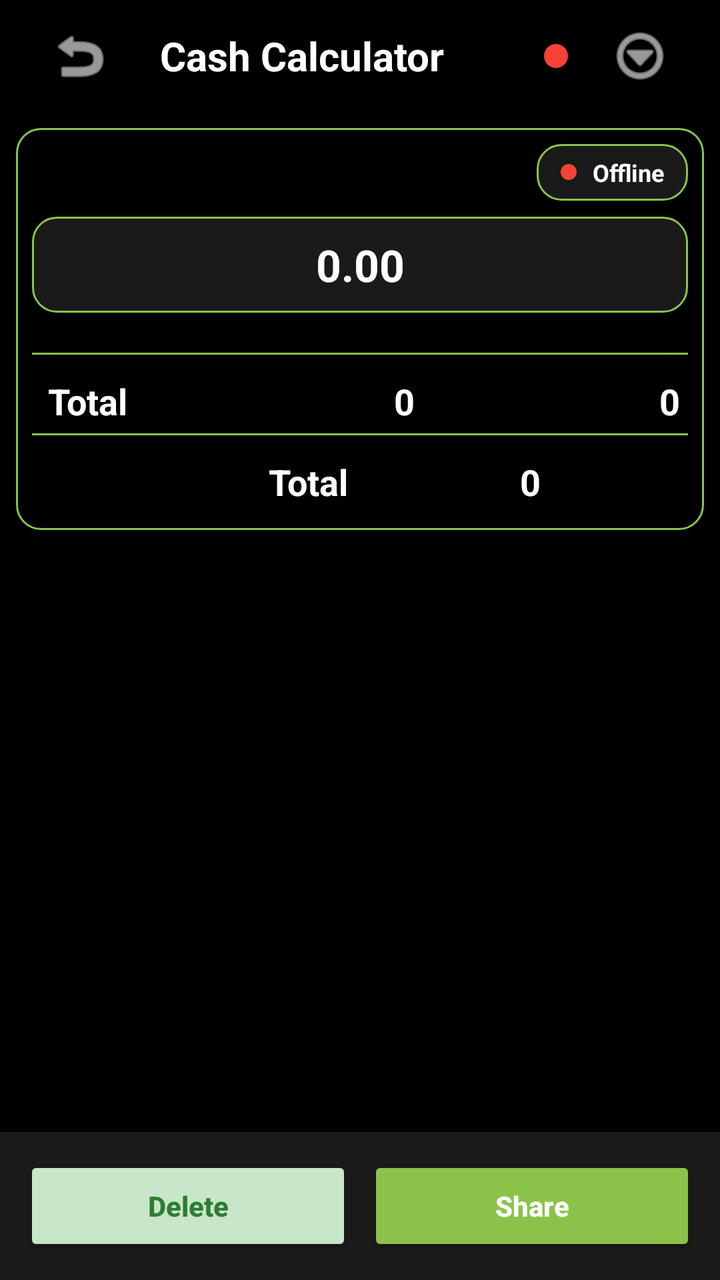
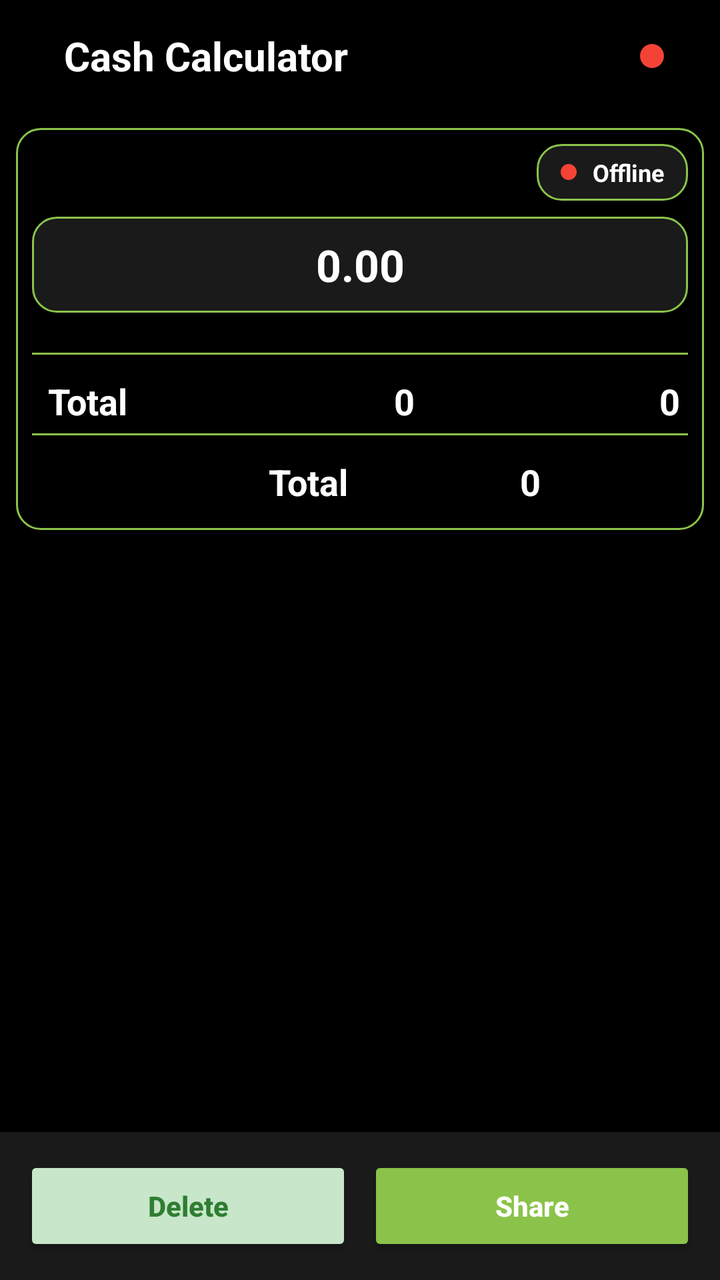

Screens rendered from an Android XML layout before and after an edit, with the pre-edit source and the edit as a unified diff.
<!-- AndroidManifest.xml: activity theme Theme.MyCalendar2026SAR -->
<!-- res/layout/activity_cash_calculator.xml -->
<?xml version="1.0" encoding="utf-8"?>
<androidx.constraintlayout.widget.ConstraintLayout xmlns:android="http://schemas.android.com/apk/res/android"
    xmlns:app="http://schemas.android.com/apk/res-auto"
    xmlns:tools="http://schemas.android.com/tools"
    android:layout_width="match_parent"
    android:layout_height="match_parent"
    android:background="#000000"
    tools:context=".CashCalculatorActivity">

    
    <LinearLayout
        android:id="@+id/cashCalcToolbar"
        android:layout_width="match_parent"
        android:layout_height="56dp"
        android:gravity="center_vertical"
        android:orientation="horizontal"
        android:paddingStart="16dp"
        android:paddingEnd="16dp"
        app:layout_constraintTop_toTopOf="parent">

        <ImageButton
            android:id="@+id/cashCalcBackButton"
            android:layout_width="48dp"
            android:layout_height="48dp"
            android:background="?attr/selectableItemBackgroundBorderless"
            android:contentDescription="Back"
            android:src="@android:drawable/ic_menu_revert"
            app:tint="@color/white" />

        <TextView
            android:id="@+id/txtCashCalcTitle"
            android:layout_width="0dp"
            android:layout_height="wrap_content"
            android:layout_marginStart="16dp"
            android:layout_weight="1"
            android:text="Cash Calculator"
            android:textColor="@color/white"
            android:textSize="20sp"
            android:textStyle="bold" />

        <View
            android:id="@+id/onlineStatusIndicator"
            android:layout_width="12dp"
            android:layout_height="12dp"
            android:layout_marginEnd="12dp"
            android:background="@drawable/status_dot_off"
            android:visibility="visible" />

        <ImageButton
            android:id="@+id/cashCalcMoreButton"
            android:layout_width="48dp"
            android:layout_height="48dp"
            android:background="?attr/selectableItemBackgroundBorderless"
            android:src="@android:drawable/ic_menu_more"
            app:tint="@color/white" />
    </LinearLayout>

    <ScrollView
        android:layout_width="match_parent"
        android:layout_height="0dp"
        android:fillViewport="true"
        app:layout_constraintBottom_toTopOf="@id/bottomContainer"
        app:layout_constraintTop_toBottomOf="@id/cashCalcToolbar">

        <LinearLayout
            android:layout_width="match_parent"
            android:layout_height="wrap_content"
            android:orientation="vertical"
            android:padding="8dp">

            
            <LinearLayout
                android:layout_width="match_parent"
                android:layout_height="wrap_content"
                android:background="@drawable/cash_calc_border"
                android:orientation="vertical"
                android:padding="8dp">

                
                <LinearLayout
                    android:id="@+id/cardOnlineStatus"
                    android:layout_width="wrap_content"
                    android:layout_height="wrap_content"
                    android:layout_gravity="end"
                    android:layout_marginBottom="8dp"
                    android:background="@drawable/cash_calc_input_bg"
                    android:clickable="true"
                    android:focusable="true"
                    android:gravity="center_vertical"
                    android:orientation="horizontal"
                    android:paddingStart="12dp"
                    android:paddingTop="6dp"
                    android:paddingEnd="12dp"
                    android:paddingBottom="6dp">

                    <View
                        android:id="@+id/dotOnline"
                        android:layout_width="8dp"
                        android:layout_height="8dp"
                        android:layout_marginEnd="8dp"
                        android:background="@drawable/status_dot_off"
                        android:visibility="visible" />

                    <TextView
                        android:id="@+id/txtOnlineStatus"
                        android:layout_width="wrap_content"
                        android:layout_height="wrap_content"
                        android:text="Offline"
                        android:textColor="@color/white"
                        android:textSize="12sp"
                        android:textStyle="bold" />
                </LinearLayout>

                
                <TextView
                    android:id="@+id/headerTotalDisplay"
                    android:layout_width="match_parent"
                    android:layout_height="48dp"
                    android:background="@drawable/cash_calc_input_bg"
                    android:gravity="center"
                    android:text="0.00"
                    android:textColor="@color/white"
                    android:textSize="22sp"
                    android:textStyle="bold"
                    android:layout_marginBottom="12dp" />

                
                <LinearLayout
                    android:id="@+id/dynamicRowsContainer"
                    android:layout_width="match_parent"
                    android:layout_height="wrap_content"
                    android:orientation="vertical" />

                
                <LinearLayout
                    android:id="@+id/subtotalRow"
                    android:layout_width="match_parent"
                    android:layout_height="wrap_content"
                    android:orientation="horizontal"
                    android:gravity="center_vertical"
                    android:layout_marginTop="8dp"
                    android:paddingTop="12dp"
                    android:paddingBottom="4dp"
                    android:paddingStart="4dp"
                    android:paddingEnd="4dp"
                    android:background="@drawable/cash_calc_top_border">

                    
                    <TextView
                        android:layout_width="142dp"
                        android:layout_height="wrap_content"
                        android:text="Total"
                        android:textColor="@color/white"
                        android:textSize="18sp"
                        android:textStyle="bold"
                        android:gravity="start"
                        android:layout_marginStart="4dp" />

                    
                    <TextView
                        android:id="@+id/footerTotalCount"
                        android:layout_width="72dp"
                        android:layout_height="wrap_content"
                        android:gravity="center"
                        android:text="0"
                        android:textColor="@color/white"
                        android:textSize="18sp"
                        android:textStyle="bold" />

                    
                    <TextView
                        android:id="@+id/footerSubTotalAmount"
                        android:layout_width="0dp"
                        android:layout_height="wrap_content"
                        android:layout_weight="1"
                        android:text="0"
                        android:textColor="@color/white"
                        android:textSize="18sp"
                        android:textStyle="bold"
                        android:gravity="end"
                        android:maxLines="1" />
                </LinearLayout>

                
                <LinearLayout
                    android:id="@+id/onlineAmountRow"
                    android:layout_width="match_parent"
                    android:layout_height="wrap_content"
                    android:orientation="horizontal"
                    android:gravity="center_vertical"
                    android:padding="4dp"
                    android:visibility="gone">

                    <TextView
                        android:layout_width="0dp"
                        android:layout_height="wrap_content"
                        android:layout_weight="1"
                        android:text="Online"
                        android:textColor="@color/white"
                        android:textSize="18sp"
                        android:textStyle="bold"
                        android:gravity="end"
                        android:layout_marginEnd="16dp" />

                    <EditText
                        android:id="@+id/editOnlineAmount"
                        android:layout_width="150dp"
                        android:layout_height="44dp"
                        android:background="@drawable/cash_calc_input_bg"
                        android:gravity="center"
                        android:inputType="numberDecimal"
                        android:textColor="@color/white"
                        android:textSize="16sp" />
                </LinearLayout>

                
                <LinearLayout
                    android:id="@+id/grandTotalRow"
                    android:layout_width="match_parent"
                    android:layout_height="wrap_content"
                    android:orientation="horizontal"
                    android:gravity="center_vertical"
                    android:paddingTop="12dp"
                    android:paddingBottom="4dp"
                    android:paddingStart="4dp"
                    android:paddingEnd="4dp"
                    android:background="@drawable/cash_calc_top_border">

                    <TextView
                        android:layout_width="0dp"
                        android:layout_height="wrap_content"
                        android:layout_weight="1"
                        android:text="Total"
                        android:textColor="@color/white"
                        android:textSize="18sp"
                        android:textStyle="bold"
                        android:gravity="end"
                        android:layout_marginEnd="16dp" />

                    <TextView
                        android:id="@+id/footerGrandTotalAmount"
                        android:layout_width="150dp"
                        android:layout_height="wrap_content"
                        android:text="0"
                        android:textColor="@color/white"
                        android:textSize="18sp"
                        android:textStyle="bold"
                        android:gravity="center" />
                </LinearLayout>

            </LinearLayout>

        </LinearLayout>
    </ScrollView>

    <LinearLayout
        android:id="@+id/bottomContainer"
        android:layout_width="match_parent"
        android:layout_height="wrap_content"
        android:background="#1A1A1A"
        android:orientation="horizontal"
        android:padding="12dp"
        app:layout_constraintBottom_toBottomOf="parent">

        <Button
            android:id="@+id/btnCashCalcDelete"
            android:layout_width="0dp"
            android:layout_height="50dp"
            android:layout_marginEnd="8dp"
            android:layout_weight="1"
            android:backgroundTint="#C8E6C9"
            android:text="Delete"
            android:textAllCaps="false"
            android:textColor="#2E7D32"
            android:textStyle="bold"
            app:cornerRadius="8dp" />

        <Button
            android:id="@+id/btnCashCalcShare"
            android:layout_width="0dp"
            android:layout_height="50dp"
            android:layout_weight="1"
            android:backgroundTint="@color/light_green"
            android:text="Share"
            android:textAllCaps="false"
            android:textColor="@color/white"
            android:textStyle="bold"
            app:cornerRadius="8dp" />

    </LinearLayout>

</androidx.constraintlayout.widget.ConstraintLayout>
<!-- resources referenced by this layout -->
<resources>
  <color name="light_green">#8BC34A</color>
  <color name="white">#FFFFFFFF</color>
  <!-- drawable cash_calc_border (drawable) -->
  <?xml version="1.0" encoding="utf-8"?>
  <shape xmlns:android="http://schemas.android.com/apk/res/android">
      <stroke android:width="1dp" android:color="@color/light_green" />
      <corners android:radius="12dp" />
  </shape>
  <!-- drawable cash_calc_input_bg (drawable) -->
  <?xml version="1.0" encoding="utf-8"?>
  <shape xmlns:android="http://schemas.android.com/apk/res/android">
      <stroke android:width="1dp" android:color="@color/light_green" />
      <corners android:radius="12dp" />
      <solid android:color="#1A1A1A" />
  </shape>
  <!-- drawable cash_calc_top_border (drawable) -->
  <?xml version="1.0" encoding="utf-8"?>
  <layer-list xmlns:android="http://schemas.android.com/apk/res/android">
      <item>
          <shape>
              <stroke android:width="1dp" android:color="@color/light_green" />
          </shape>
      </item>
      <item android:top="1dp">
          <shape>
              <solid android:color="#000000" />
          </shape>
      </item>
  </layer-list>
  <!-- drawable status_dot_off (drawable) -->
  <?xml version="1.0" encoding="utf-8"?>
  <shape xmlns:android="http://schemas.android.com/apk/res/android" android:shape="oval">
      <solid android:color="#F44336" />
      <size android:width="12dp" android:height="12dp" />
  </shape>
  <color name="hunter_green">#355E3B</color>
  <color name="teal_200">#FF03DAC5</color>
  <color name="teal_700">#FF018786</color>
  <color name="black">#FF000000</color>
  <style name="CustomMenuTextAppearance" parent="TextAppearance.AppCompat.Widget.PopupMenu.Large">
          <item name="android:textSize">@dimen/_10ssp</item>
          <item name="android:textColor">@color/white</item>
      </style>
  <style name="CustomPopupMenuStyle" parent="Widget.AppCompat.PopupMenu">
          <item name="android:minWidth">@dimen/_110sdp</item>
      </style>
  <style name="CustomAlertDialogTheme" parent="ThemeOverlay.MaterialComponents.MaterialAlertDialog">
          <item name="colorPrimary">@color/light_green</item>
          <item name="colorAccent">@color/light_green</item>
          <item name="colorSecondary">@color/light_green</item>
          <item name="android:textColorPrimary">@color/white</item>
          
          <item name="buttonBarPositiveButtonStyle">@style/GreenButtonStyle</item>
          <item name="buttonBarNegativeButtonStyle">@style/GreenButtonStyle</item>
          <item name="buttonBarNeutralButtonStyle">@style/GreenButtonStyle</item>
      </style>
  <style name="GreenButtonStyle" parent="Widget.MaterialComponents.Button.TextButton">
          <item name="android:textColor">@color/light_green</item>
      </style>
  <!-- unchanged entries left out for length: 1 -->
</resources>

<!-- the commit's change to res/layout/activity_cash_calculator.xml (unified diff, before → after) -->
@@ -20,12 +20,13 @@
 
         <ImageButton
             android:id="@+id/cashCalcBackButton"
-            android:layout_width="48dp"
-            android:layout_height="48dp"
+            android:layout_width="@dimen/_24sdp"
+            android:layout_height="@dimen/_24sdp"
             android:background="?attr/selectableItemBackgroundBorderless"
             android:contentDescription="Back"
-            android:src="@android:drawable/ic_menu_revert"
-            app:tint="@color/white" />
+            android:padding="4dp"
+            android:scaleType="fitCenter"
+            android:src="@drawable/ic_back_color" />
 
         <TextView
             android:id="@+id/txtCashCalcTitle"
@@ -48,11 +49,12 @@
 
         <ImageButton
             android:id="@+id/cashCalcMoreButton"
-            android:layout_width="48dp"
-            android:layout_height="48dp"
+            android:layout_width="@dimen/_24sdp"
+            android:layout_height="@dimen/_24sdp"
             android:background="?attr/selectableItemBackgroundBorderless"
-            android:src="@android:drawable/ic_menu_more"
-            app:tint="@color/white" />
+            android:padding="4dp"
+            android:scaleType="fitCenter"
+            android:src="@drawable/ic_more_color" />
     </LinearLayout>
 
     <ScrollView
<!-- resource entries referenced after the edit -->
@@ -29,6 +29,32 @@
           </shape>
       </item>
   </layer-list>
+  <!-- drawable ic_back_color (drawable) -->
+  <vector xmlns:android="http://schemas.android.com/apk/res/android"
+      android:width="24dp"
+      android:height="24dp"
+      android:viewportWidth="24"
+      android:viewportHeight="24">
+      <path
+          android:fillColor="#2196F3"
+          android:pathData="M20,11H7.83l5.59,-5.59L12,4l-8,8 8,8 1.41,-1.41L7.83,13H20v-2z" />
+  </vector>
+  <!-- drawable ic_more_color (drawable) -->
+  <vector xmlns:android="http://schemas.android.com/apk/res/android"
+      android:width="24dp"
+      android:height="24dp"
+      android:viewportWidth="24"
+      android:viewportHeight="24">
+      <path
+          android:fillColor="#FFC107"
+          android:pathData="M12,8c1.1,0 2,-0.9 2,-2s-0.9,-2 -2,-2 -2,0.9 -2,2 0.9,2 2,2z" />
+      <path
+          android:fillColor="#4CAF50"
+          android:pathData="M12,14c1.1,0 2,-0.9 2,-2s-0.9,-2 -2,-2 -2,0.9 -2,2 0.9,2 2,2z" />
+      <path
+          android:fillColor="#2196F3"
+          android:pathData="M12,20c1.1,0 2,-0.9 2,-2s-0.9,-2 -2,-2 -2,0.9 -2,2 0.9,2 2,2z" />
+  </vector>
   <!-- drawable status_dot_off (drawable) -->
   <?xml version="1.0" encoding="utf-8"?>
   <shape xmlns:android="http://schemas.android.com/apk/res/android" android:shape="oval">
